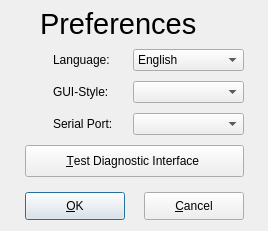
Before: the Qt Designer form ui/Preferences.ui in Comer352L/FreeSSM, drawn with Qt 5.
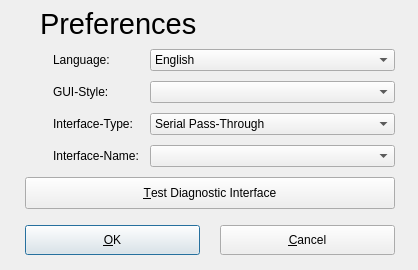
After: the same form once the commit is applied. Icons and pictures are not drawn.

Commit message:
Enable usage of J2534-Pass-Through diagnostic interfaces
Modify the preferences dialog, loading and saving of the program settings and the interface initialisation.

```diff
--- a/ui/Preferences.ui
+++ b/ui/Preferences.ui
@@ -4,30 +4,30 @@
   <property name="windowModality" >
    <enum>Qt::ApplicationModal</enum>
   </property>
-  <property name="geometry" >
+  <property name="geometry">
    <rect>
     <x>0</x>
     <y>0</y>
-    <width>268</width>
-    <height>231</height>
+    <width>418</width>
+    <height>270</height>
    </rect>
   </property>
-  <property name="sizePolicy" >
-   <sizepolicy vsizetype="Preferred" hsizetype="Preferred" >
+  <property name="sizePolicy">
+   <sizepolicy hsizetype="Fixed" vsizetype="Fixed">
     <horstretch>230</horstretch>
     <verstretch>199</verstretch>
    </sizepolicy>
   </property>
-  <property name="minimumSize" >
+  <property name="minimumSize">
    <size>
-    <width>268</width>
-    <height>231</height>
+    <width>418</width>
+    <height>270</height>
    </size>
   </property>
-  <property name="maximumSize" >
+  <property name="maximumSize">
    <size>
-    <width>268</width>
-    <height>231</height>
+    <width>418</width>
+    <height>270</height>
    </size>
   </property>
   <property name="font" >
@@ -59,43 +59,43 @@
     <bool>false</bool>
    </property>
   </widget>
-  <widget class="QPushButton" name="ok_pushButton" >
-   <property name="geometry" >
+  <widget class="QPushButton" name="ok_pushButton">
+   <property name="geometry">
     <rect>
      <x>25</x>
-     <y>192</y>
-     <width>100</width>
-     <height>28</height>
+     <y>225</y>
+     <width>175</width>
+     <height>30</height>
     </rect>
    </property>
    <property name="text" >
     <string>&amp;OK</string>
    </property>
   </widget>
-  <widget class="QPushButton" name="cancel_pushButton" >
-   <property name="geometry" >
+  <widget class="QPushButton" name="cancel_pushButton">
+   <property name="geometry">
     <rect>
-     <x>144</x>
-     <y>192</y>
-     <width>100</width>
-     <height>28</height>
+     <x>220</x>
+     <y>225</y>
+     <width>175</width>
+     <height>30</height>
     </rect>
    </property>
    <property name="text" >
     <string>&amp;Cancel</string>
    </property>
   </widget>
-  <widget class="QPushButton" name="testinterface_pushButton" >
-   <property name="geometry" >
+  <widget class="QPushButton" name="testinterface_pushButton">
+   <property name="geometry">
     <rect>
      <x>25</x>
-     <y>145</y>
-     <width>219</width>
+     <y>177</y>
+     <width>370</width>
      <height>32</height>
     </rect>
    </property>
-   <property name="text" >
-    <string>      &amp;Test Diagnostic Interface       </string>
+   <property name="text">
+    <string>&amp;Test Diagnostic Interface</string>
    </property>
    <property name="icon" >
     <iconset resource="../resources/FreeSSM.qrc" >
@@ -108,22 +108,32 @@
     </size>
    </property>
   </widget>
-  <widget class="QComboBox" name="serialport_comboBox" >
-   <property name="geometry" >
+  <widget class="QComboBox" name="interfaceType_comboBox">
+   <property name="geometry">
     <rect>
-     <x>133</x>
+     <x>150</x>
      <y>113</y>
-     <width>111</width>
+     <width>245</width>
      <height>22</height>
     </rect>
    </property>
+   <item>
+    <property name="text">
+     <string>Serial Pass-Through</string>
+    </property>
+   </item>
+   <item>
+    <property name="text">
+     <string>SAE-J2534 Pass-Through</string>
+    </property>
+   </item>
   </widget>
-  <widget class="QComboBox" name="language_comboBox" >
-   <property name="geometry" >
+  <widget class="QComboBox" name="language_comboBox">
+   <property name="geometry">
     <rect>
-     <x>133</x>
+     <x>150</x>
      <y>49</y>
-     <width>111</width>
+     <width>245</width>
      <height>22</height>
     </rect>
    </property>
@@ -138,12 +148,12 @@
     </property>
    </item>
   </widget>
-  <widget class="QLabel" name="language_label" >
-   <property name="geometry" >
+  <widget class="QLabel" name="language_label">
+   <property name="geometry">
     <rect>
      <x>53</x>
      <y>52</y>
-     <width>75</width>
+     <width>95</width>
      <height>16</height>
     </rect>
    </property>
@@ -154,17 +164,17 @@
     <bool>false</bool>
    </property>
   </widget>
-  <widget class="QLabel" name="serialport_label" >
-   <property name="geometry" >
+  <widget class="QLabel" name="interfaceName_label">
+   <property name="geometry">
     <rect>
      <x>53</x>
-     <y>116</y>
-     <width>75</width>
+     <y>148</y>
+     <width>95</width>
      <height>16</height>
     </rect>
    </property>
-   <property name="text" >
-    <string>Serial Port:</string>
+   <property name="text">
+    <string>Interface-Name:</string>
    </property>
   </widget>
   <widget class="QLabel" name="label" >
@@ -234,22 +244,22 @@
     <bool>true</bool>
    </property>
   </widget>
-  <widget class="QComboBox" name="guistyle_comboBox" >
-   <property name="geometry" >
+  <widget class="QComboBox" name="guistyle_comboBox">
+   <property name="geometry">
     <rect>
-     <x>133</x>
+     <x>150</x>
      <y>81</y>
-     <width>111</width>
+     <width>245</width>
      <height>22</height>
     </rect>
    </property>
   </widget>
-  <widget class="QLabel" name="guistyle_label" >
-   <property name="geometry" >
+  <widget class="QLabel" name="guistyle_label">
+   <property name="geometry">
     <rect>
      <x>53</x>
      <y>84</y>
-     <width>75</width>
+     <width>95</width>
      <height>16</height>
     </rect>
    </property>
@@ -269,8 +279,47 @@
    <property name="text" >
     <string/>
    </property>
-   <property name="pixmap" >
-    <pixmap resource="../resources/FreeSSM.qrc" >:/icons/oxygen/22x22/preferences-desktop-theme.png</pixmap>
+   <property name="pixmap">
+    <pixmap resource="../resources/FreeSSM.qrc">:/icons/oxygen/22x22/preferences-desktop-theme.png</pixmap>
+   </property>
+  </widget>
+  <widget class="QComboBox" name="interfaceName_comboBox">
+   <property name="geometry">
+    <rect>
+     <x>150</x>
+     <y>145</y>
+     <width>245</width>
+     <height>22</height>
+    </rect>
+   </property>
+  </widget>
+  <widget class="QLabel" name="interfaceType_label">
+   <property name="geometry">
+    <rect>
+     <x>53</x>
+     <y>116</y>
+     <width>95</width>
+     <height>16</height>
+    </rect>
+   </property>
+   <property name="text">
+    <string>Interface-Type:</string>
+   </property>
+  </widget>
+  <widget class="QLabel" name="interfaceNameIcon_label">
+   <property name="geometry">
+    <rect>
+     <x>25</x>
+     <y>144</y>
+     <width>22</width>
+     <height>22</height>
+    </rect>
+   </property>
+   <property name="text">
+    <string/>
+   </property>
+   <property name="pixmap">
+    <pixmap resource="../resources/FreeSSM.qrc">:/icons/chrystal/22x22/input_devices_settings.png</pixmap>
    </property>
   </widget>
  </widget>
```
Left out of the diff: 94 changed lines with no effect on the pictures. The commit also changes 6 other files.
